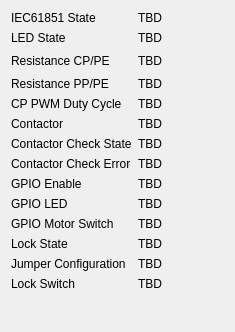
Qt form src/brickv/plugin_system/plugins/evse/ui/evse.ui (Tinkerforge/brickv) before a commit.
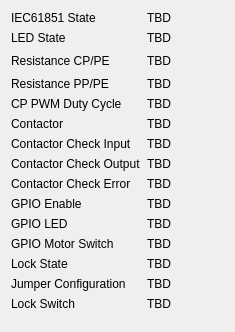
The same form after that commit.

Commit message: Display contactor check in two lines

What changed in the file:
```diff
--- a/src/brickv/plugin_system/plugins/evse/ui/evse.ui
+++ b/src/brickv/plugin_system/plugins/evse/ui/evse.ui
@@ -23,6 +23,13 @@
        </property>
       </widget>
      </item>
+     <item row="5" column="1">
+      <widget class="QLabel" name="label_contactor">
+       <property name="text">
+        <string>TBD</string>
+       </property>
+      </widget>
+     </item>
      <item row="2" column="2">
       <spacer name="horizontalSpacer">
        <property name="orientation">
@@ -36,6 +43,13 @@
        </property>
       </spacer>
      </item>
+     <item row="5" column="0">
+      <widget class="QLabel" name="label_14">
+       <property name="text">
+        <string>Contactor</string>
+       </property>
+      </widget>
+     </item>
      <item row="1" column="0">
       <widget class="QLabel" name="label_2">
        <property name="text">
@@ -57,21 +71,21 @@
        </property>
       </widget>
      </item>
-     <item row="8" column="0">
+     <item row="9" column="0">
       <widget class="QLabel" name="label_8">
        <property name="text">
         <string>GPIO Enable</string>
        </property>
       </widget>
      </item>
-     <item row="11" column="0">
+     <item row="12" column="0">
       <widget class="QLabel" name="label_9">
        <property name="text">
         <string>Lock State</string>
        </property>
       </widget>
      </item>
-     <item row="9" column="0">
+     <item row="10" column="0">
       <widget class="QLabel" name="label_10">
        <property name="text">
         <string>GPIO LED</string>
@@ -81,11 +95,11 @@
      <item row="6" column="0">
       <widget class="QLabel" name="label_6">
        <property name="text">
-        <string>Contactor Check State</string>
+        <string>Contactor Check Input</string>
        </property>
       </widget>
      </item>
-     <item row="7" column="0">
+     <item row="8" column="0">
       <widget class="QLabel" name="label_7">
        <property name="text">
         <string>Contactor Check Error</string>
@@ -99,7 +113,7 @@
        </property>
       </widget>
      </item>
-     <item row="13" column="0">
+     <item row="14" column="0">
       <widget class="QLabel" name="label_13">
        <property name="text">
         <string>Lock Switch</string>
@@ -127,14 +141,14 @@
        </property>
       </widget>
      </item>
-     <item row="10" column="0">
+     <item row="11" column="0">
       <widget class="QLabel" name="label_11">
        <property name="text">
         <string>GPIO Motor Switch</string>
        </property>
       </widget>
      </item>
-     <item row="12" column="0">
+     <item row="13" column="0">
       <widget class="QLabel" name="label_12">
        <property name="text">
         <string>Jumper Configuration</string>
@@ -156,70 +170,70 @@
       </widget>
      </item>
      <item row="6" column="1">
-      <widget class="QLabel" name="label_contactor_state">
-       <property name="text">
-        <string>TBD</string>
-       </property>
-      </widget>
-     </item>
-     <item row="7" column="1">
-      <widget class="QLabel" name="label_contactor_error">
+      <widget class="QLabel" name="label_contactor_input">
        <property name="text">
         <string>TBD</string>
        </property>
       </widget>
      </item>
      <item row="8" column="1">
-      <widget class="QLabel" name="label_gpio_enable">
+      <widget class="QLabel" name="label_contactor_error">
        <property name="text">
         <string>TBD</string>
        </property>
       </widget>
      </item>
      <item row="9" column="1">
-      <widget class="QLabel" name="label_gpio_led">
+      <widget class="QLabel" name="label_gpio_enable">
        <property name="text">
         <string>TBD</string>
        </property>
       </widget>
      </item>
      <item row="10" column="1">
-      <widget class="QLabel" name="label_gpio_motor_switch">
+      <widget class="QLabel" name="label_gpio_led">
        <property name="text">
         <string>TBD</string>
        </property>
       </widget>
      </item>
      <item row="11" column="1">
-      <widget class="QLabel" name="label_lock_state">
+      <widget class="QLabel" name="label_gpio_motor_switch">
        <property name="text">
         <string>TBD</string>
        </property>
       </widget>
      </item>
      <item row="12" column="1">
-      <widget class="QLabel" name="label_jumper_configuration">
+      <widget class="QLabel" name="label_lock_state">
        <property name="text">
         <string>TBD</string>
        </property>
       </widget>
      </item>
      <item row="13" column="1">
+      <widget class="QLabel" name="label_jumper_configuration">
+       <property name="text">
+        <string>TBD</string>
+       </property>
+      </widget>
+     </item>
+     <item row="14" column="1">
       <widget class="QLabel" name="label_lock_switch">
        <property name="text">
         <string>TBD</string>
        </property>
       </widget>
      </item>
-     <item row="5" column="0">
-      <widget class="QLabel" name="label_14">
+     <item row="7" column="0">
+      <widget class="QLabel" name="label_15">
        <property name="text">
-        <string>Contactor</string>
+        <string>Contactor Check Output</string>
        </property>
       </widget>
      </item>
-     <item row="5" column="1">
-      <widget class="QLabel" name="label_contactor">
+     <item row="7" column="1">
+      <widget class="QLabel" name="label_contactor_output">
        <property name="text">
         <string>TBD</string>
        </property>
```
The commit also changes 1 other file.
